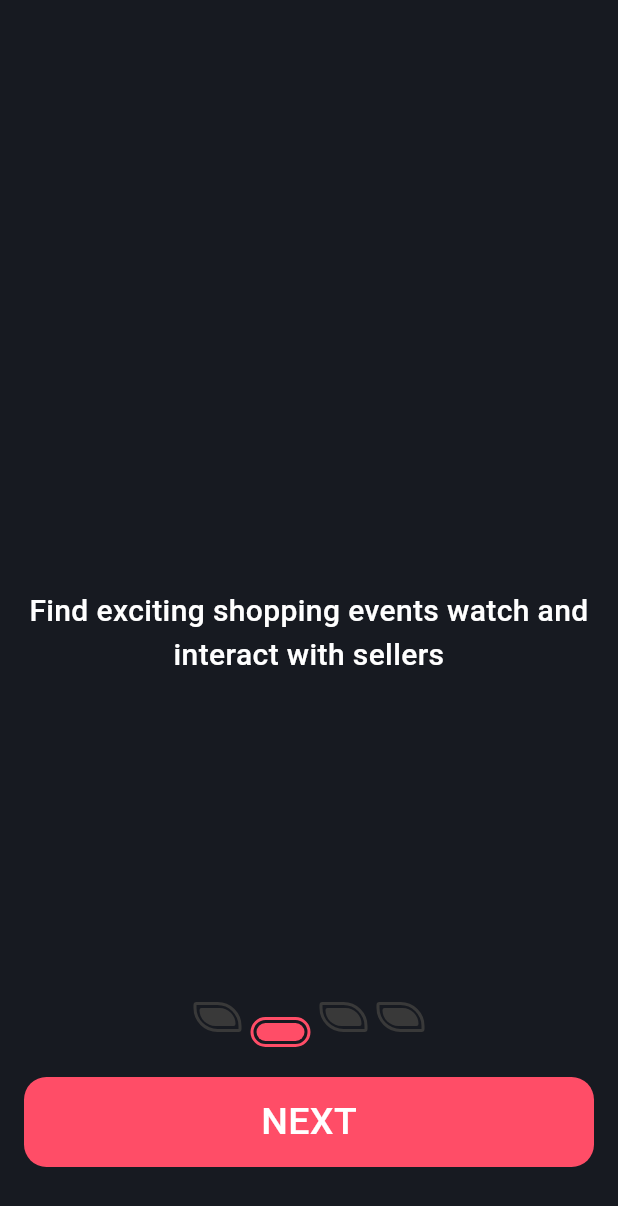
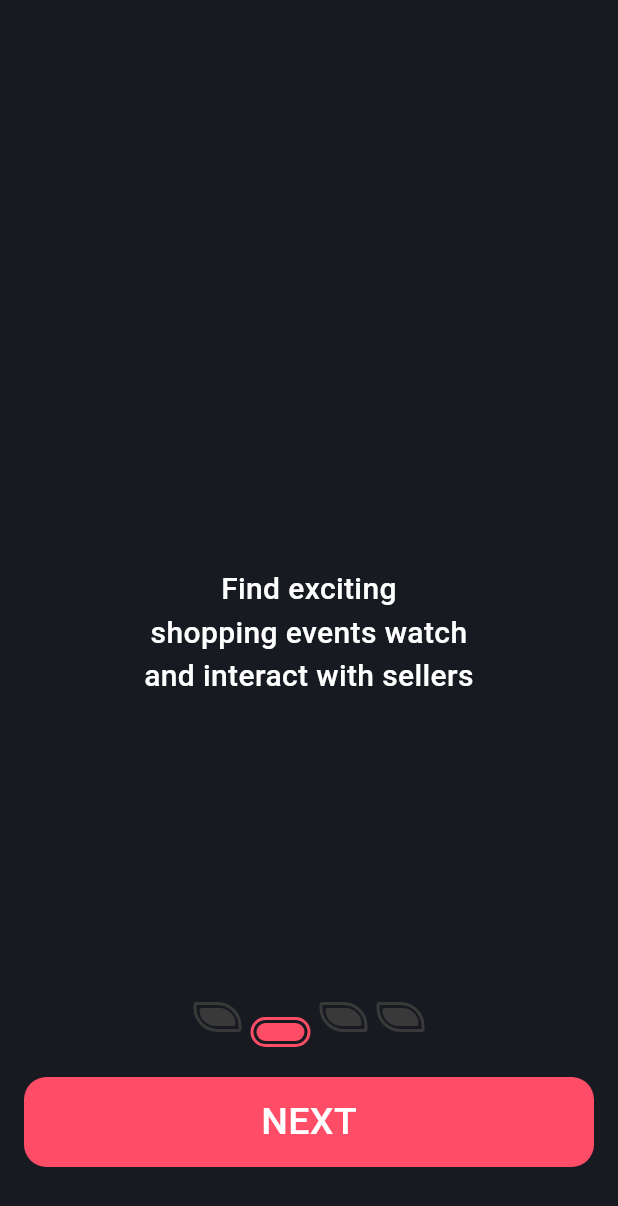
Before and after one commit to hafedh049/luxy, a Flutter app: the screen it shows after launch, swiped to page 2, on a phone screen of 412 x 824 dp. Shown: the top 1206 px of the screen. Run offline on Flutter 3.47's test engine with Material 3 defaults, Android fonts, the phone set to English and light mode, and no system bars; drawn by our look-alikes of smooth_page_indicator; our stand-ins replace flutter_animate, icons_plus.

Commit message:
ModifiedM lib/views/onboarding.dart

```diff
--- a/lib/views/onboarding.dart
+++ b/lib/views/onboarding.dart
@@ -22,9 +22,9 @@ class _OnboardingState extends State<Onboarding> {
       children: <Widget>[
         Layvy(),
         SizedBox(height: 40),
-        Text("Welcome To Layvy", style: TextStyle(color: white, fontSize: 25, fontWeight: FontWeight.w500)),
+        Flexible(child: Text("Welcome To Layvy", style: TextStyle(color: white, fontSize: 25, fontWeight: FontWeight.w500))),
         SizedBox(height: 20),
-        Text("Your E-Commerce\nHub", style: TextStyle(color: white, fontSize: 20, fontWeight: FontWeight.w500), textAlign: TextAlign.center),
+        Flexible(child: Text("Your E-Commerce\nHub", style: TextStyle(color: white, fontSize: 20, fontWeight: FontWeight.w500), textAlign: TextAlign.center)),
       ],
     ),
     const Column(
@@ -32,18 +32,14 @@ class _OnboardingState extends State<Onboarding> {
       mainAxisAlignment: MainAxisAlignment.center,
       children: <Widget>[
         SizedBox(height: 20),
-        Text("Find exciting shopping events watch and interact with sellers", style: TextStyle(color: white, fontSize: 20, fontWeight: FontWeight.w500), textAlign: TextAlign.center),
+        Flexible(child: Text("Find exciting\nshopping events watch\nand interact with sellers", style: TextStyle(color: white, fontSize: 20, fontWeight: FontWeight.w500), textAlign: TextAlign.center)),
       ],
     ),
     const Column(
       mainAxisSize: MainAxisSize.min,
       mainAxisAlignment: MainAxisAlignment.center,
       children: <Widget>[
-        Layvy(),
-        SizedBox(height: 40),
-        Text("Welcome To Layvy", style: TextStyle(color: white, fontSize: 25, fontWeight: FontWeight.w500)),
-        SizedBox(height: 20),
-        Text("Your E-Commerce\nHub", style: TextStyle(color: white, fontSize: 20, fontWeight: FontWeight.w500)),
+        Flexible(child: Text("Shop for products you\nlove while you are watching", style: TextStyle(color: white, fontSize: 20, fontWeight: FontWeight.w500), textAlign: TextAlign.center)),
       ],
     ),
     const Column(
```
